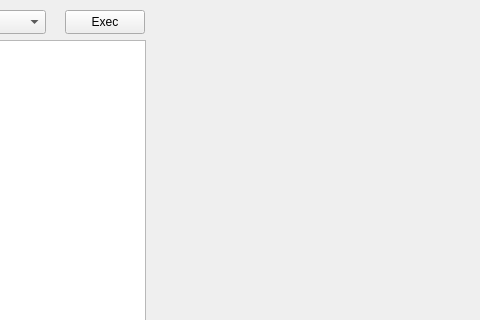
Before: the Qt Designer form mainwindow.ui in Lydia0402/LinearRegression, drawn with Qt 5; both pictures show x 265 to 745 and y 0 to 320 of the 876 by 690 pixel window.
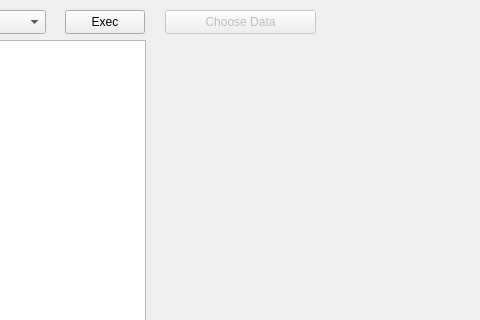
After: the same form once the commit is applied.

Commit message: 11th commit.Checkbox in data table. Connect to slot.

```diff
--- a/mainwindow.ui
+++ b/mainwindow.ui
@@ -105,6 +105,28 @@
      </sizepolicy>
     </property>
    </widget>
+   <widget class="QPushButton" name="choosebutton">
+    <property name="enabled">
+     <bool>false</bool>
+    </property>
+    <property name="geometry">
+     <rect>
+      <x>430</x>
+      <y>10</y>
+      <width>151</width>
+      <height>24</height>
+     </rect>
+    </property>
+    <property name="text">
+     <string>Choose Data</string>
+    </property>
+    <property name="autoDefault">
+     <bool>true</bool>
+    </property>
+    <property name="default">
+     <bool>true</bool>
+    </property>
+   </widget>
   </widget>
   <widget class="QMenuBar" name="menuBar">
    <property name="geometry">
```
The commit also changes 17 other files.
